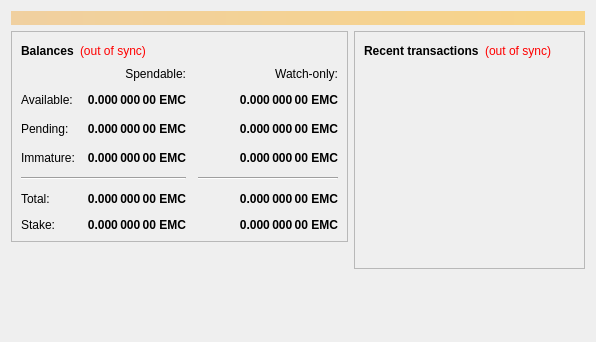
Above: v3/src/qt/forms/overviewpage.ui from voicecoin/Voicecoin before the change. Below: the same form after it.
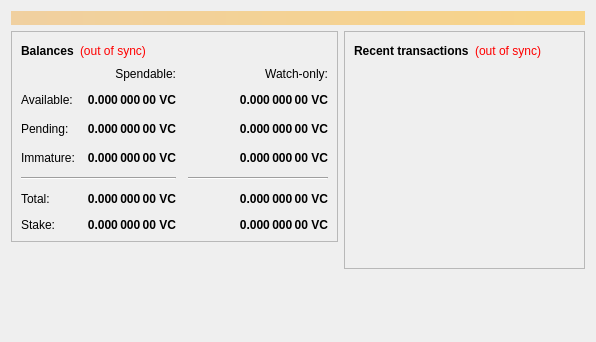
That is the form after the change.

```diff
--- a/v3/src/qt/forms/overviewpage.ui
+++ b/v3/src/qt/forms/overviewpage.ui
@@ -112,7 +112,7 @@
                <string>Unconfirmed transactions to watch-only addresses</string>
               </property>
               <property name="text">
-               <string notr="true">0.000 000 00 EMC</string>
+               <string notr="true">0.000 000 00 VC</string>
               </property>
               <property name="alignment">
                <set>Qt::AlignRight|Qt::AlignTrailing|Qt::AlignVCenter</set>
@@ -137,7 +137,7 @@
                <string>Total of transactions that have yet to be confirmed, and do not yet count toward the spendable balance</string>
               </property>
               <property name="text">
-               <string notr="true">0.000 000 00 EMC</string>
+               <string notr="true">0.000 000 00 VC</string>
               </property>
               <property name="alignment">
                <set>Qt::AlignRight|Qt::AlignTrailing|Qt::AlignVCenter</set>
@@ -162,7 +162,7 @@
                <string>Mined balance in watch-only addresses that has not yet matured</string>
               </property>
               <property name="text">
-               <string notr="true">0.000 000 00 EMC</string>
+               <string notr="true">0.000 000 00 VC</string>
               </property>
               <property name="alignment">
                <set>Qt::AlignRight|Qt::AlignTrailing|Qt::AlignVCenter</set>
@@ -220,7 +220,7 @@
                <string>Mined balance that has not yet matured</string>
               </property>
               <property name="text">
-               <string notr="true">0.000 000 00 EMC</string>
+               <string notr="true">0.000 000 00 VC</string>
               </property>
               <property name="alignment">
                <set>Qt::AlignRight|Qt::AlignTrailing|Qt::AlignVCenter</set>
@@ -265,7 +265,7 @@
                <string>Your current total balance</string>
               </property>
               <property name="text">
-               <string notr="true">0.000 000 00 EMC</string>
+               <string notr="true">0.000 000 00 VC</string>
               </property>
               <property name="alignment">
                <set>Qt::AlignRight|Qt::AlignTrailing|Qt::AlignVCenter</set>
@@ -290,7 +290,7 @@
                <string>Current total balance in watch-only addresses</string>
               </property>
               <property name="text">
-               <string notr="true">0.000 000 00 EMC</string>
+               <string notr="true">0.000 000 00 VC</string>
               </property>
               <property name="alignment">
                <set>Qt::AlignRight|Qt::AlignTrailing|Qt::AlignVCenter</set>
@@ -332,7 +332,7 @@
                <string>Your current spendable balance</string>
               </property>
               <property name="text">
-               <string notr="true">0.000 000 00 EMC</string>
+               <string notr="true">0.000 000 00 VC</string>
               </property>
               <property name="alignment">
                <set>Qt::AlignRight|Qt::AlignTrailing|Qt::AlignVCenter</set>
@@ -357,7 +357,7 @@
                <string>Your current balance in watch-only addresses</string>
               </property>
               <property name="text">
-               <string notr="true">0.000 000 00 EMC</string>
+               <string notr="true">0.000 000 00 VC</string>
               </property>
               <property name="alignment">
                <set>Qt::AlignRight|Qt::AlignTrailing|Qt::AlignVCenter</set>
@@ -406,7 +406,7 @@
                <string>Your current balance that is used in stake generation</string>
               </property>
               <property name="text">
-               <string notr="true">0.000 000 00 EMC</string>
+               <string notr="true">0.000 000 00 VC</string>
               </property>
               <property name="alignment">
                <set>Qt::AlignRight|Qt::AlignTrailing|Qt::AlignVCenter</set>
@@ -431,7 +431,7 @@
                <string>Your current balance that is used for stake generation in watch-only addresses</string>
               </property>
               <property name="text">
-               <string notr="true">0.000 000 00 EMC</string>
+               <string notr="true">0.000 000 00 VC</string>
               </property>
               <property name="alignment">
                <set>Qt::AlignRight|Qt::AlignTrailing|Qt::AlignVCenter</set>
```
